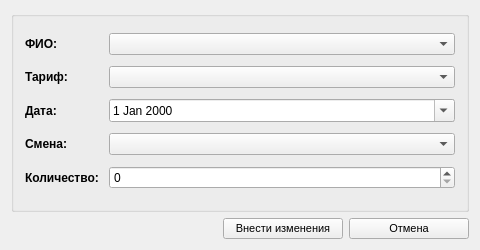
Old version of the form src/zimportdataform.ui in the repository SergeyZaz/DSV.
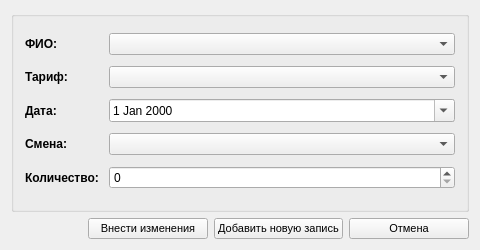
New version of the form. Icons and pictures are not drawn.

Diff of the .ui file:
```diff
--- a/src/zimportdataform.ui
+++ b/src/zimportdataform.ui
@@ -170,6 +170,35 @@
        </property>
       </widget>
      </item>
+     <item>
+      <widget class="QPushButton" name="cmdSaveNew">
+       <property name="minimumSize">
+        <size>
+         <width>120</width>
+         <height>0</height>
+        </size>
+       </property>
+       <property name="font">
+        <font>
+         <family>MS Shell Dlg 2</family>
+         <pointsize>8</pointsize>
+        </font>
+       </property>
+       <property name="text">
+        <string>Добавить новую запись</string>
+       </property>
+       <property name="icon">
+        <iconset resource="../DSV.qrc">
+         <normaloff>:/images/add.png</normaloff>:/images/add.png</iconset>
+       </property>
+       <property name="iconSize">
+        <size>
+         <width>24</width>
+         <height>24</height>
+        </size>
+       </property>
+      </widget>
+     </item>
      <item>
       <widget class="QPushButton" name="cmdCancel">
        <property name="minimumSize">
```
